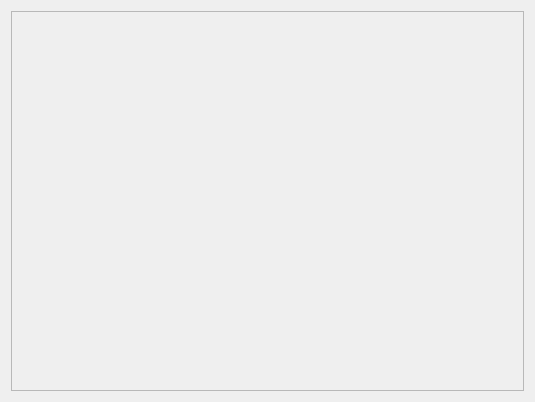
Old version of the form Gui/TabWidgets/Player/gametable.ui in the repository MyEdit/Casino_Client.
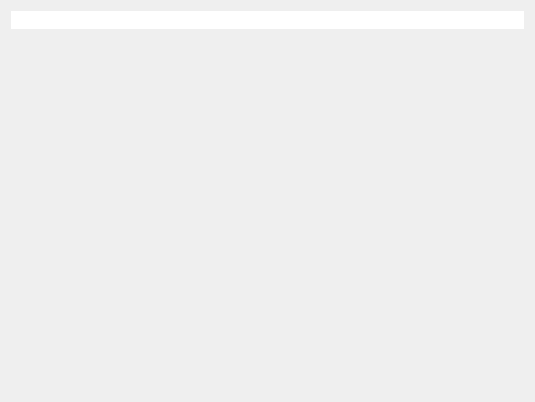
New version of the form.

Patch:
```diff
--- a/Gui/TabWidgets/Player/gametable.ui
+++ b/Gui/TabWidgets/Player/gametable.ui
@@ -16,6 +16,18 @@
   <layout class="QVBoxLayout" name="verticalLayoutMain">
    <item>
     <widget class="QScrollArea" name="scrollArea">
+     <property name="styleSheet">
+      <string notr="true">#scrollArea
+{
+	background-color: transparent;
+}</string>
+     </property>
+     <property name="frameShape">
+      <enum>QFrame::NoFrame</enum>
+     </property>
+     <property name="horizontalScrollBarPolicy">
+      <enum>Qt::ScrollBarAlwaysOff</enum>
+     </property>
      <property name="widgetResizable">
       <bool>true</bool>
      </property>
@@ -24,10 +36,22 @@
        <rect>
         <x>0</x>
         <y>0</y>
-        <width>515</width>
-        <height>382</height>
+        <width>517</width>
+        <height>18</height>
        </rect>
       </property>
+      <property name="sizePolicy">
+       <sizepolicy hsizetype="Preferred" vsizetype="Maximum">
+        <horstretch>0</horstretch>
+        <verstretch>0</verstretch>
+       </sizepolicy>
+      </property>
+      <property name="styleSheet">
+       <string notr="true">#scrollAreaWidgetContents
+{
+	background-color: rgb(255, 255, 255);
+}</string>
+      </property>
       <layout class="QVBoxLayout" name="verticalLayoutContent"/>
      </widget>
     </widget>
```
